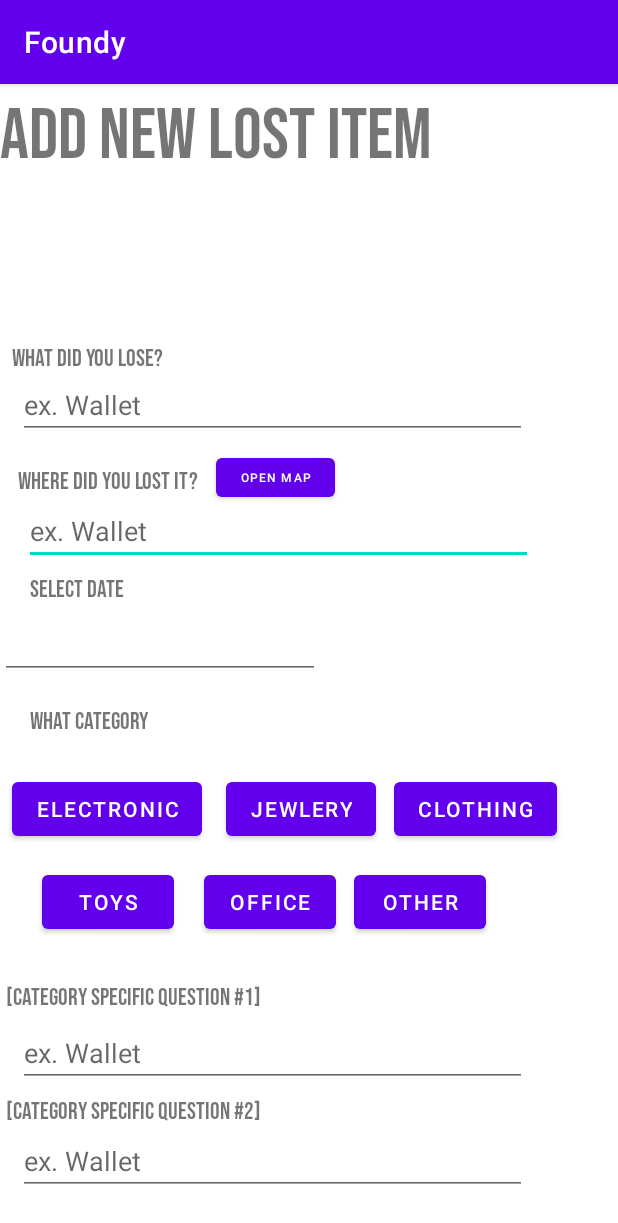
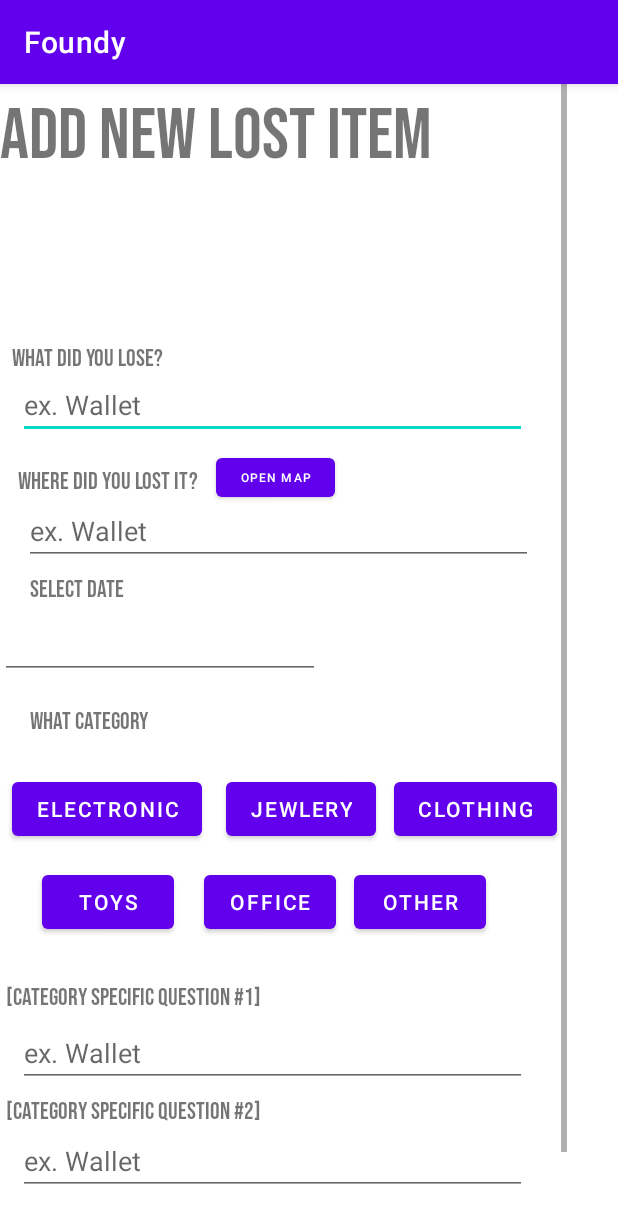
Before and after one commit to Carlos-Georgescu/Foundy, an Android app: the UploadLost screen opened directly, with no data from a screen before it, on a phone screen of 412 x 824 dp. Shown: the top 1223 px of the screen. Run offline under Robolectric (Android 15) with nearby library versions, the phone set to English and light mode, and no system bars; Roboto replaces fonts that are not available here.

Commit message:
Added scroll and prepared to use map API in app

```diff
--- a/app/build.gradle
+++ b/app/build.gradle
@@ -1,6 +1,8 @@
 plugins {
     id 'com.android.application'
     id 'com.google.gms.google-services'
+    id 'com.google.android.libraries.mapsplatform.secrets-gradle-plugin'
+
 }
 
 android {
@@ -38,10 +40,12 @@ dependencies {
     androidTestImplementation 'androidx.test.ext:junit:1.1.3'
     androidTestImplementation 'androidx.test.espresso:espresso-core:3.4.0'
     implementation 'pl.droidsonroids.gif:android-gif-drawable:1.2.17'
+    implementation 'com.google.android.gms:play-services-maps:18.0.2'
     implementation 'com.google.firebase:firebase-analytics'
     implementation platform('com.google.firebase:firebase-bom:30.1.0')
     implementation 'com.google.firebase:firebase-auth:21.0.5'
     implementation 'com.google.firebase:firebase-auth'
+
     def lottieVersion = "3.4.0"
     implementation "com.airbnb.android:lottie:$lottieVersion"
 
--- a/app/src/main/AndroidManifest.xml
+++ b/app/src/main/AndroidManifest.xml
@@ -5,6 +5,10 @@
 
     <uses-permission android:name="android.permission.INTERNET" />
     <uses-permission android:name="android.permission.WRITE_EXTERNAL_STORAGE" />
+
+    <meta-data
+        android:name="com.google.android.geo.API_KEY"
+        android:value="${MAPS_API_KEY}" />
 
     <application
         android:allowBackup="true"
--- a/app/src/main/res/layout/activity_upload_lost.xml
+++ b/app/src/main/res/layout/activity_upload_lost.xml
@@ -1,11 +1,15 @@
 <?xml version="1.0" encoding="utf-8"?>
-<androidx.constraintlayout.widget.ConstraintLayout xmlns:android="http://schemas.android.com/apk/res/android"
+
+<ScrollView android:layout_width="wrap_content"
+    xmlns:android="http://schemas.android.com/apk/res/android"
+    android:layout_height="match_parent">
+<androidx.constraintlayout.widget.ConstraintLayout
+    xmlns:android="http://schemas.android.com/apk/res/android"
     xmlns:app="http://schemas.android.com/apk/res-auto"
     xmlns:tools="http://schemas.android.com/tools"
     android:layout_width="match_parent"
     android:layout_height="match_parent"
     tools:context=".uploadActivities.UploadLost">
-
     <TextView
         android:id="@+id/topText"
         android:layout_width="wrap_content"
@@ -234,3 +238,4 @@
         app:layout_constraintTop_toBottomOf="@+id/textView4" />
 
 </androidx.constraintlayout.widget.ConstraintLayout>
+</ScrollView>
--- a/build.gradle
+++ b/build.gradle
@@ -11,6 +11,7 @@ buildscript {
 plugins {
     id 'com.android.application' version '7.2.1' apply false
     id 'com.android.library' version '7.2.1' apply false
+    id 'com.google.android.libraries.mapsplatform.secrets-gradle-plugin' version '2.0.1' apply false
 }
 
 task clean(type: Delete) {
```
Also changed, not shown: app/src/main/java/com/example/foundy/MapActivity.java (+36 -1 lines), app/src/main/res/layout/activity_map.xml (+13 -1 lines).
